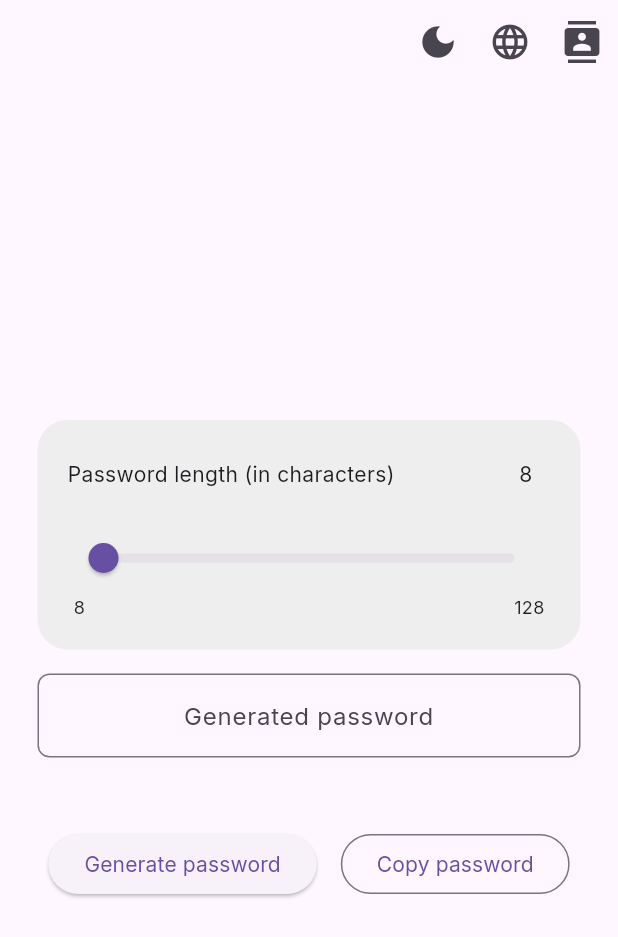
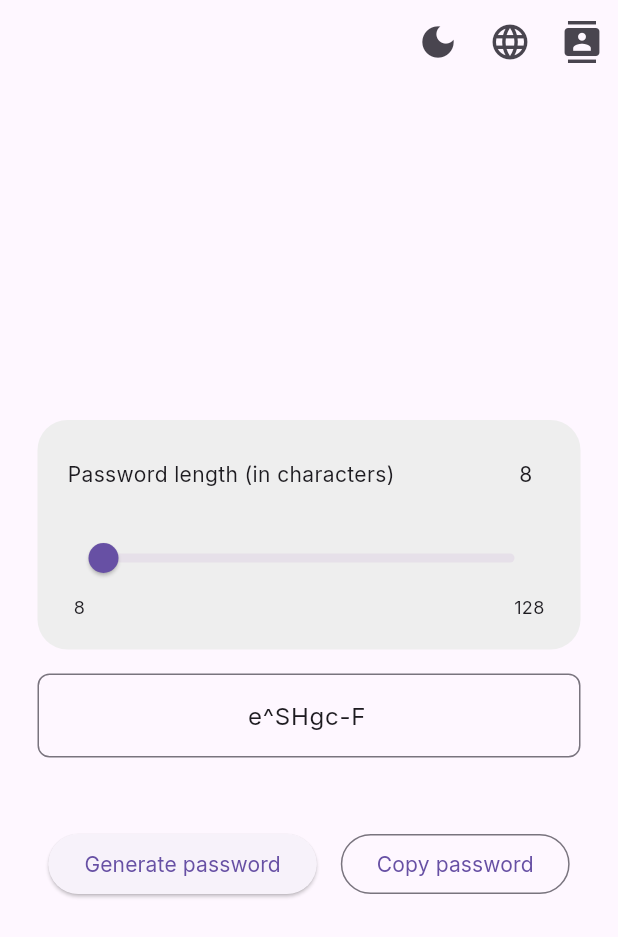
Before and after one commit to RaulCatalinas/PasswordGenerator, a Flutter app: the screen it shows after launch, after a tap on "Generate password", on a phone screen of 412 x 824 dp. Shown: the top 937 px of the screen. Run offline on Flutter 3.47's test engine with Material 3 defaults, Android fonts, the phone set to English and light mode, and no system bars; missing offline and left inert: flutter_window_close, window_manager.

Commit message:
feat: add logic to generate alphanumeric password with user-defined length, display it in the UI, and copy it to clipboard automatically

```diff
--- /dev/null
+++ b/lib/constants/chars.dart
@@ -0,0 +1,4 @@
+final String lowercase = 'abcdefghijklmnopqrstuvwxyz';
+final String uppercase = 'ABCDEFGHIJKLMNOPQRSTUVWXYZ';
+final String numbers = '0123456789';
+final String symbols = "!\"#\$%&'()*+,-./:;<=>?@[\\]^_`{|}~";
--- /dev/null
+++ b/lib/core/password.dart
@@ -0,0 +1,27 @@
+import 'dart:math' show Random;
+
+import '/constants/chars.dart' show lowercase, numbers, symbols, uppercase;
+
+class PasswordGenerator {
+  static final _instance = PasswordGenerator._internal();
+  static final _random = Random();
+
+  factory PasswordGenerator() {
+    return _instance;
+  }
+
+  PasswordGenerator._internal();
+
+  static String generatePassword(int passwordLength) {
+    final totalChars = lowercase + uppercase + symbols + numbers;
+
+    final password = StringBuffer();
+
+    for (var i = 0; i < passwordLength; i++) {
+      final randomIndex = _random.nextInt(totalChars.length);
+      password.write(totalChars[randomIndex]);
+    }
+
+    return password.toString();
+  }
+}
--- a/lib/managers/ui_managers/main_ui.dart
+++ b/lib/managers/ui_managers/main_ui.dart
@@ -18,10 +18,13 @@ import '/components/widgets/input.dart'
 import '/components/widgets/slider.dart' show CreateSlider, CreateSliderState;
 import '/components/widgets/text_button.dart' show CreateTextButton;
 import 'settings_ui.dart' show SettingsUI;
+import '/core/password.dart' show PasswordGenerator;
+import '/utils/clipboard.dart' show copyTextToClipboard;
 
 class MainUI extends StatelessWidget {
   final _inputKey = GlobalKey<CreateReadOnlyInputState>();
   final _sliderKey = GlobalKey<CreateSliderState>();
+  String password = '';
 
   MainUI({super.key});
 
@@ -64,21 +67,25 @@ class MainUI extends StatelessWidget {
                 children: [
                   CreateTextButton(
                     text: 'Generate password',
-                    onPressed: () {
+                    onPressed: () async {
                       final passwordLength = _sliderKey.currentState
                           ?.getValue();
 
-                      print(
-                        'Generating password with length of $passwordLength characters ...',
+                      password = PasswordGenerator.generatePassword(
+                        passwordLength ?? 8,
                       );
+
+                      _inputKey.currentState?.setText(password);
+
+                      await copyTextToClipboard(password);
                     },
                   ),
 
                   CreateTextButton(
                     text: 'Copy password',
                     isOutlinedButton: true,
-                    onPressed: () {
-                      print('Copying password...');
+                    onPressed: () async {
+                      await copyTextToClipboard(password);
                     },
                   ),
                 ],
--- /dev/null
+++ b/lib/utils/clipboard.dart
@@ -0,0 +1,5 @@
+import 'package:flutter/services.dart' show Clipboard, ClipboardData;
+
+Future<void> copyTextToClipboard(String textToCopy) async {
+  await Clipboard.setData(ClipboardData(text: textToCopy));
+}
```
